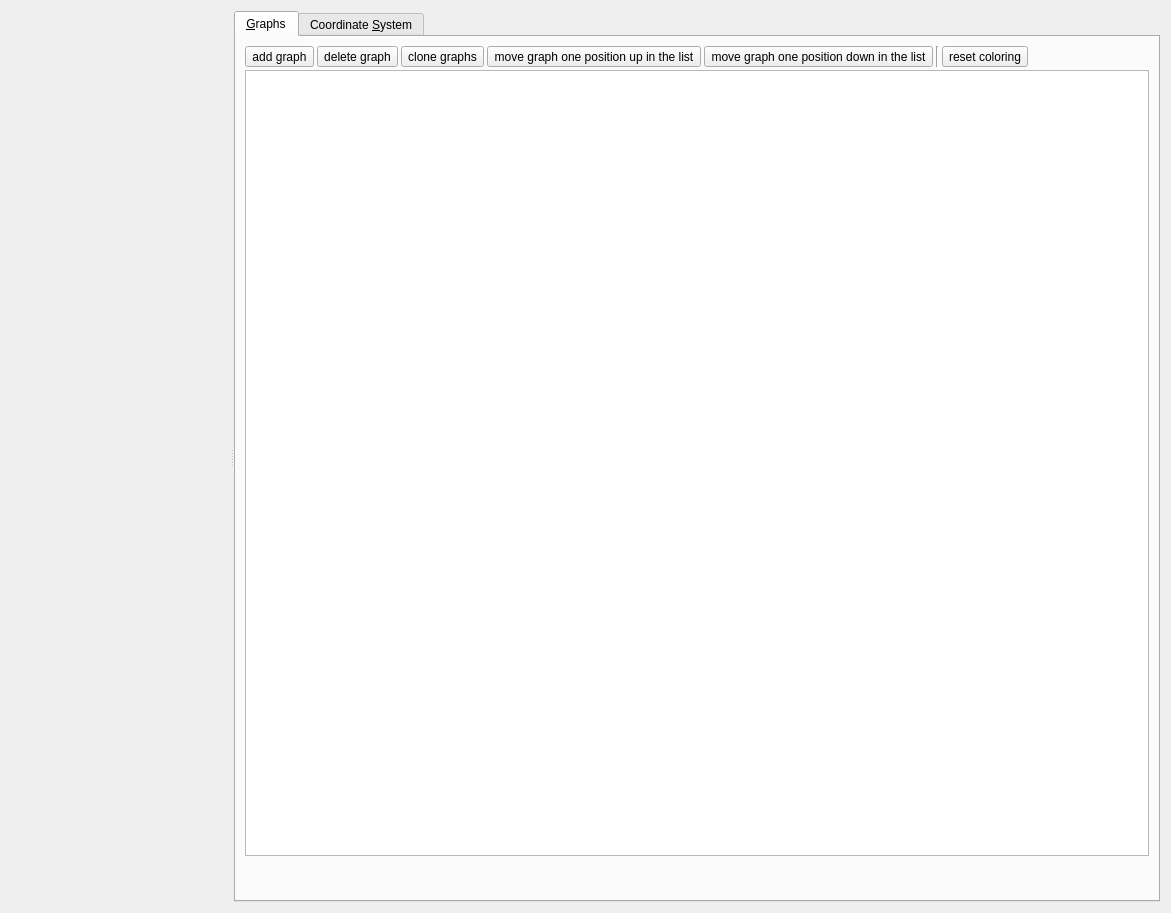
Qt form plugins/table/qfrdrtableplotwidget.ui (jkriege2/QuickFit3) before a commit.
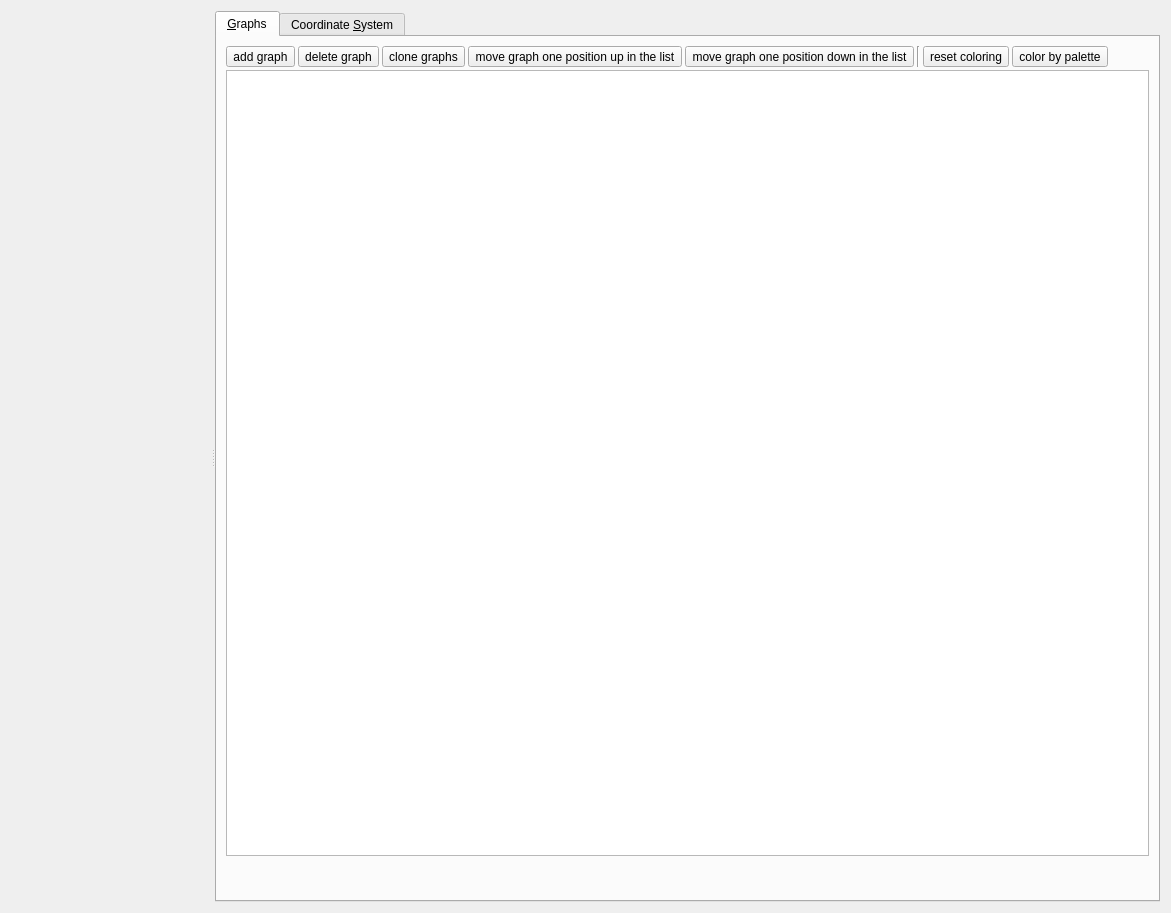
The same form after that commit. Icons and pictures are not drawn. Custom widgets are drawn as their Qt base class.

What changed in the file:
```diff
--- a/plugins/table/qfrdrtableplotwidget.ui
+++ b/plugins/table/qfrdrtableplotwidget.ui
@@ -128,6 +128,13 @@
             </property>
            </widget>
           </item>
+          <item>
+           <widget class="QToolButton" name="btnColorByPalette">
+            <property name="text">
+             <string>color by palette</string>
+            </property>
+           </widget>
+          </item>
           <item>
            <spacer name="horizontalSpacer">
             <property name="orientation">
```
Left out of the diff: 3 changed lines with no effect on the pictures.
